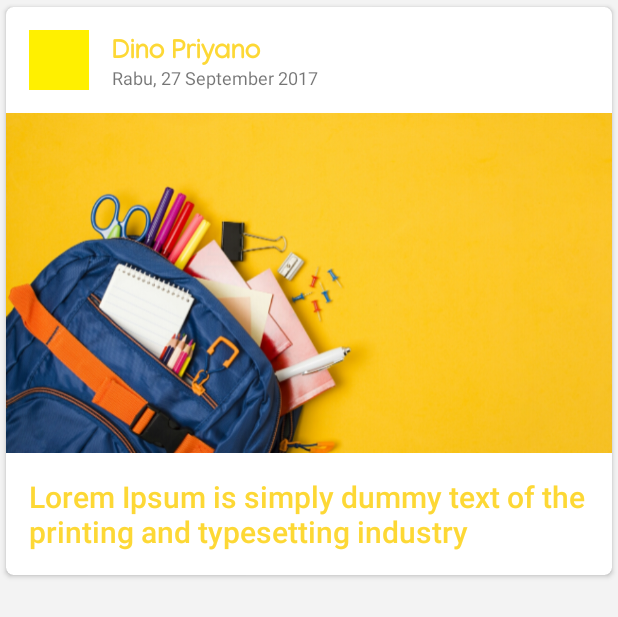
After one commit to dinopriyano/Dupat-Smart-School, an Android app: the layout row_recyclerview_blog.xml on its own in the app's theme, with its tools: preview values and no code run, on a phone screen of 412 x 824 dp. The commit adds this screen. Shown: the top 617 px of the screen. Run offline under Robolectric (Android 15) with nearby library versions, the phone set to English and light mode, and no system bars; Roboto replaces fonts that are not available here.

Commit message:
fixing bug and add activiity blog

```diff
--- /dev/null
+++ b/app/src/main/res/layout/row_recyclerview_blog.xml
@@ -0,0 +1,81 @@
+<?xml version="1.0" encoding="utf-8"?>
+<androidx.cardview.widget.CardView xmlns:android="http://schemas.android.com/apk/res/android"
+    xmlns:app="http://schemas.android.com/apk/res-auto"
+    android:orientation="vertical"
+    android:background="#fff000"
+    android:layout_width="match_parent"
+    android:layout_height="wrap_content"
+    android:foreground="?android:attr/selectableItemBackground"
+    android:clickable="true"
+    app:cardCornerRadius="5dp"
+    app:cardUseCompatPadding="true"
+    android:elevation="16dp">
+
+    <LinearLayout
+        android:layout_width="match_parent"
+        android:orientation="vertical"
+        android:layout_height="match_parent">
+
+        <LinearLayout
+            android:layout_width="match_parent"
+            android:padding="15dp"
+            android:orientation="horizontal"
+            android:layout_height="wrap_content">
+
+            <ImageView
+                android:background="#fff000"
+                android:layout_width="40dp"
+                android:layout_height="40dp" />
+
+            <RelativeLayout
+                android:layout_gravity="center_vertical"
+                android:layout_marginLeft="15dp"
+                android:layout_width="wrap_content"
+                android:layout_height="match_parent">
+
+                <TextView
+                    android:layout_width="wrap_content"
+                    android:text="Dino Priyano"
+                    android:layout_alignParentTop="true"
+                    android:textStyle="bold"
+                    android:maxLines="1"
+                    android:ellipsize="end"
+                    android:textColor="#FDD835"
+                    android:textSize="18sp"
+                    android:layout_height="wrap_content" />
+
+                <TextView
+                    android:layout_alignParentBottom="true"
+                    android:layout_width="wrap_content"
+                    android:text="Rabu, 27 September 2017"
+                    android:layout_gravity="bottom"
+                    android:maxLines="1"
+                    android:ellipsize="end"
+                    android:textSize="12sp"
+                    android:fontFamily="sans-serif"
+                    android:layout_height="wrap_content" />
+
+            </RelativeLayout>
+
+        </LinearLayout>
+
+        <ImageView
+            android:layout_width="match_parent"
+            android:adjustViewBounds="true"
+            android:background="#fff000"
+            android:src="@drawable/bgtas"
+            android:layout_height="wrap_content" />
+
+        <TextView
+            android:layout_width="wrap_content"
+            android:layout_margin="15dp"
+            android:textSize="20sp"
+            android:fontFamily="sans-serif-light"
+            android:textStyle="bold"
+            android:textColor="#FDD835"
+            android:text="Lorem Ipsum is simply dummy text of the printing and typesetting industry"
+            android:layout_height="wrap_content" />
+
+    </LinearLayout>
+
+</androidx.cardview.widget.CardView>
```
Also changed, not shown: app/src/main/AndroidManifest.xml (+6 -4 lines), app/src/main/java/com/app24announce/dupat/id/actBlog.java (added, +43 -0 lines), app/src/main/java/com/app24announce/dupat/id/homePage.java (+21 -3 lines), app/src/main/res/drawable/ic_web_design.xml (added, +90 -0 lines), app/src/main/res/layout/activity_blog.xml (added, +53 -0 lines), app/src/main/res/layout/activity_home_page.xml (+64 -0 lines).
